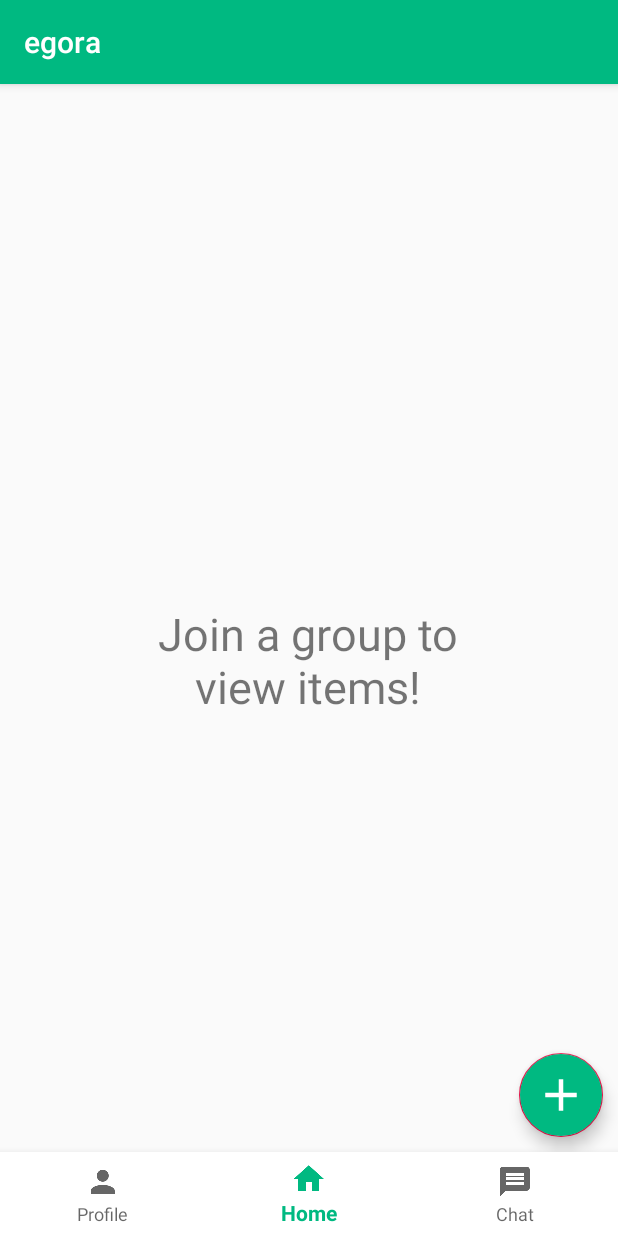
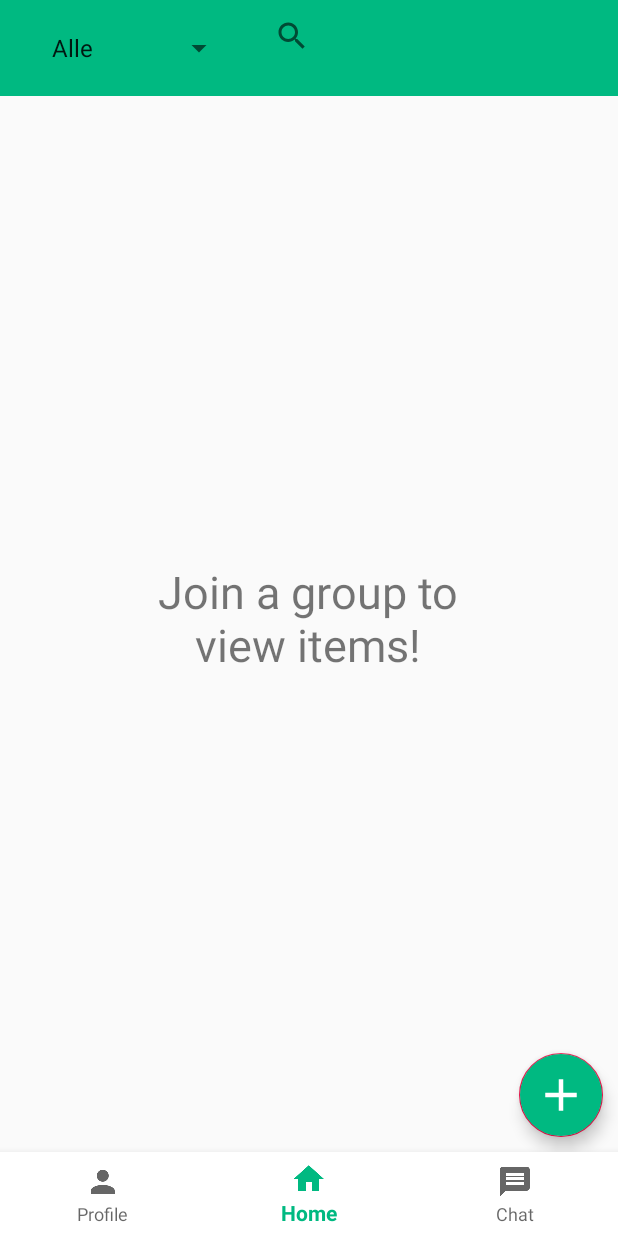
Before and after one commit to NTietje/egora, an Android app: the HomeActivity screen opened directly, with no data from a screen before it, on a phone screen of 412 x 824 dp. Run offline under Robolectric (Android 15) with nearby library versions, the light colour scheme and no system bars; our stand-ins replace Firebase (no records; nobody signed in at launch, a user with empty details on screens opened directly); 1 statement that could not run was skipped.

Commit message:
HomeView is filterable, textsearch + item category add FilterableItemAdapter, HomeView uses FilterableItemAdapter

```diff
--- a/app/build.gradle
+++ b/app/build.gradle
@@ -24,6 +24,7 @@ dependencies {
     implementation 'androidx.exifinterface:exifinterface:1.0.0'
     implementation 'androidx.media:media:1.0.1'
     implementation 'androidx.legacy:legacy-support-v4:1.0.0'
+    implementation 'com.android.support:appcompat-v7:28.0.0'
     implementation 'androidx.constraintlayout:constraintlayout:1.1.3'
     implementation 'com.google.firebase:firebase-core:17.0.0'
     implementation 'com.google.firebase:firebase-auth:18.0.0'
--- a/app/src/main/AndroidManifest.xml
+++ b/app/src/main/AndroidManifest.xml
@@ -14,7 +14,7 @@
         android:label="@string/app_name"
         android:roundIcon="@mipmap/ic_launcher_round"
         android:supportsRtl="true"
-        android:theme="@style/AppTheme">
+        android:theme="@style/EgoraAppTheme">
         <activity android:name=".ItemManagement.ItemActivity">
         </activity>
         <activity android:name=".Login.LoginActivity">
--- a/app/src/main/java/app/egora/ItemManagement/HomeActivity.java
+++ b/app/src/main/java/app/egora/ItemManagement/HomeActivity.java
@@ -3,16 +3,27 @@ package app.egora.ItemManagement;
 import android.content.Intent;
 import android.os.Bundle;
 import androidx.annotation.NonNull;
+
+import com.google.android.gms.tasks.OnCompleteListener;
+import com.google.android.gms.tasks.Task;
 import com.google.android.material.bottomnavigation.BottomNavigationView;
 import com.google.android.material.floatingactionbutton.FloatingActionButton;
 import androidx.appcompat.app.AppCompatActivity;
+import androidx.appcompat.widget.Toolbar;
 import androidx.recyclerview.widget.DividerItemDecoration;
 import androidx.recyclerview.widget.LinearLayoutManager;
 import androidx.recyclerview.widget.RecyclerView;
+
+import android.text.TextUtils;
 import android.util.Log;
+import android.view.Menu;
 import android.view.MenuItem;
 import android.view.View;
+import android.widget.AdapterView;
+import android.widget.ArrayAdapter;
 import android.widget.ImageView;
+import android.widget.SearchView;
+import android.widget.Spinner;
 import android.widget.TextView;
 
 import com.firebase.ui.firestore.FirestoreRecyclerOptions;
@@ -25,6 +36,9 @@ import com.google.firebase.firestore.EventListener;
 import com.google.firebase.firestore.FirebaseFirestore;
 import com.google.firebase.firestore.FirebaseFirestoreException;
 import com.google.firebase.firestore.Query;
+import com.google.firebase.firestore.QuerySnapshot;
+
+import java.util.ArrayList;
 
 import javax.annotation.Nullable;
 
@@ -34,6 +48,7 @@ import app.egora.Model.Item;
 import app.egora.Model.UserInformation;
 import app.egora.Profile.ProfileActivity;
 import app.egora.R;
+import app.egora.Utils.FilterableItemAdapter;
 import app.egora.Utils.ItemAdapter;
 
 public class HomeActivity extends AppCompatActivity {
@@ -48,13 +63,19 @@ public class HomeActivity extends AppCompatActivity {
     private FirebaseAuth.AuthStateListener mAuthListener;
     private FirebaseFirestore db;
     private DocumentReference userRef;
-    private ItemAdapter adapter;
+    //private ItemAdapter adapter;
+    private FilterableItemAdapter filterAdapter;
 
 
     private UserInformation currentUser;
     private String currentCommunity;
     private TextView noCommunityTextView;
     private RecyclerView recyclerView;
+    private String category;
+    private String searchText;
+    private Spinner spinnerCategory;
+    private SearchView searchView;
+    private String[] categories;
 
 
     //Konstruktor (wird benötigt)
@@ -74,16 +95,28 @@ public class HomeActivity extends AppCompatActivity {
         }
         super.onCreate(savedInstanceState);
         setContentView(R.layout.activity_home);
-        db = FirebaseFirestore.getInstance();
-        setupFirebaseModules();
+        getSupportActionBar().hide();
 
+        category = "Alle";
+        searchText = "";
+
+        Toolbar toolbar = findViewById(R.id.search_toolbar);
+        searchView = findViewById(R.id.item_search2);
+        spinnerCategory = findViewById(R.id.item_category2);
+        categories =  new String[]{"Alle", "Basteln", "Elektronik & Zubehör", "Garten & Grill", "Handwerken", "Küche & Haushalt", "Sport & Freizeit", "Sonstiges"};
+        ArrayAdapter<String> spinnerAdapter = new ArrayAdapter<>(this,
+                android.R.layout.simple_dropdown_item_1line, categories);
+        spinnerCategory.setAdapter(spinnerAdapter);
 
         //RecyclerView
         recyclerView = findViewById(R.id.items_recyclerView);
         recyclerView.setHasFixedSize(true);
-        recyclerView.setLayoutManager(new LinearLayoutManager(this));
+        recyclerView.setLayoutManager(new LinearLayoutManager(HomeActivity.this));
         recyclerView.addItemDecoration(new DividerItemDecoration(recyclerView.getContext(),
                 DividerItemDecoration.VERTICAL));
+
+        db = FirebaseFirestore.getInstance();
+        setupFirebaseModules();
 
         noCommunityTextView = findViewById(R.id.textview_no_group);
         noCommunityTextView.setVisibility(View.INVISIBLE);
@@ -176,15 +209,16 @@ public class HomeActivity extends AppCompatActivity {
                             currentCommunity = currentUser.getCommunityName();
                             noCommunityTextView.setVisibility(View.INVISIBLE);
 
-                           Query query = db.collection("items").whereEqualTo("communityName", currentCommunity);
-
-                           FirestoreRecyclerOptions options = new FirestoreRecyclerOptions.Builder<Item>()
-                                    .setQuery(query, Item.class)
-                                    .build();
-
-                            adapter = new ItemAdapter(options);
-                            recyclerView.setAdapter(adapter);
-                            adapter.startListening();
+                            //Get item data from firestore
+                            Query query = db.collection("items").whereEqualTo("communityName", currentCommunity);
+                            query.get().addOnCompleteListener(new OnCompleteListener<QuerySnapshot>() {
+                                @Override
+                                public void onComplete(@NonNull Task<QuerySnapshot> task) {
+                                    filterAdapter = new FilterableItemAdapter(task.getResult().toObjects(Item.class));
+                                    recyclerView.setAdapter(filterAdapter);
+                                    createSearchListener();
+                                }
+                            });
 
                         } else {
                             //Show No Community TextView
@@ -198,18 +232,47 @@ public class HomeActivity extends AppCompatActivity {
         });
     }
 
+    private void createSearchListener() {
+        searchView.setOnQueryTextListener(new SearchView.OnQueryTextListener() {
+            @Override
+            public boolean onQueryTextSubmit(String newText) {
+                return false;
+            }
 
-    @Override
+            @Override
+            public boolean onQueryTextChange(String newText) {
+                searchText = newText;
+                category = spinnerCategory.getSelectedItem().toString();
+                filterAdapter.getFilter(category).filter(newText);
+                return false;
+            }
+        });
+
+        spinnerCategory.setOnItemSelectedListener(new AdapterView.OnItemSelectedListener() {
+            @Override
+            public void onItemSelected(AdapterView<?> adapterView, View view, int i, long l) {
+                category = spinnerCategory.getSelectedItem().toString();
+                filterAdapter.getFilter(category).filter("");
+            }
+
+            @Override
+            public void onNothingSelected(AdapterView<?> adapterView) {
+            }
+        });
+
+    }
+
+    /*@Override
     protected void onStart() {
         super.onStart();
         if(adapter != null){
             adapter.startListening();
         }
         mAuth.addAuthStateListener(mAuthListener);
-    }
+    }*/
 
 
-    @Override
+    /*@Override
     protected void onStop() {
         super.onStop();
         if(adapter != null){
@@ -218,5 +281,5 @@ public class HomeActivity extends AppCompatActivity {
         if (mAuthListener != null) {
             mAuth.removeAuthStateListener(mAuthListener);
         }
-    }
+    }*/
 }
--- /dev/null
+++ b/app/src/main/res/drawable/ic_filter_list_white_34dp.xml
@@ -0,0 +1,5 @@
+<vector android:height="34dp" android:tint="#FFFFFF"
+    android:viewportHeight="24.0" android:viewportWidth="24.0"
+    android:width="34dp" xmlns:android="http://schemas.android.com/apk/res/android">
+    <path android:fillColor="#FF000000" android:pathData="M10,18h4v-2h-4v2zM3,6v2h18L21,6L3,6zM6,13h12v-2L6,11v2z"/>
+</vector>
--- /dev/null
+++ b/app/src/main/res/drawable/ic_search_white_34dp.xml
@@ -0,0 +1,5 @@
+<vector android:height="34dp" android:tint="#FFFFFF"
+    android:viewportHeight="24.0" android:viewportWidth="24.0"
+    android:width="34dp" xmlns:android="http://schemas.android.com/apk/res/android">
+    <path android:fillColor="#FF000000" android:pathData="M15.5,14h-0.79l-0.28,-0.27C15.41,12.59 16,11.11 16,9.5 16,5.91 13.09,3 9.5,3S3,5.91 3,9.5 5.91,16 9.5,16c1.61,0 3.09,-0.59 4.23,-1.57l0.27,0.28v0.79l5,4.99L20.49,19l-4.99,-5zM9.5,14C7.01,14 5,11.99 5,9.5S7.01,5 9.5,5 14,7.01 14,9.5 11.99,14 9.5,14z"/>
+</vector>
--- a/app/src/main/res/layout/activity_home.xml
+++ b/app/src/main/res/layout/activity_home.xml
@@ -18,6 +18,37 @@
         android:layout_marginBottom="0dp"
         >
         -->
+
+    <androidx.appcompat.widget.Toolbar
+        android:id="@+id/search_toolbar"
+        android:layout_width="match_parent"
+        android:layout_height="wrap_content"
+        android:background="@color/colorPrimary">
+
+        <RelativeLayout
+            android:layout_width="match_parent"
+            android:layout_height="match_parent"
+            android:gravity="center"
+            >
+
+            <Spinner
+                android:id="@+id/item_category2"
+                android:layout_width="130dp"
+                android:layout_height="wrap_content">
+            </Spinner>
+
+            <SearchView
+                android:id="@+id/item_search2"
+                android:layout_width="230dp"
+                android:layout_height="wrap_content"
+                android:layout_marginStart="14dp"
+                android:layout_toEndOf="@+id/item_category2">
+                <!--android:searchIcon="@drawable/ic_search_white_34dp"-->
+            </SearchView>
+
+        </RelativeLayout>
+    </androidx.appcompat.widget.Toolbar>
+
     <TextView
         android:layout_width="250dp"
         android:layout_height="wrap_content"
@@ -34,7 +65,9 @@
         android:layout_width="match_parent"
         android:layout_height="match_parent"
         android:layout_above="@+id/bottom_navigation"
-        />
+        android:layout_below="@+id/search_toolbar"
+        android:layout_marginTop="0dp"
+        android:layout_marginBottom="0dp" />
 
     <com.google.android.material.floatingactionbutton.FloatingActionButton
         android:id="@+id/add_object_button"
--- a/app/src/main/res/menu/menu.xml
+++ b/app/src/main/res/menu/menu_communities.xml
@@ -1,5 +1,6 @@
 <?xml version="1.0" encoding="utf-8"?>
-<menu xmlns:app="http://schemas.android.com/apk/res-auto"
+<menu
+    xmlns:app="http://schemas.android.com/apk/res-auto"
     xmlns:android="http://schemas.android.com/apk/res/android" >
 
     <item
```
Also changed, not shown: app/src/main/java/app/egora/Communities/CommunitiesActivity.java (+3 -4 lines), app/src/main/java/app/egora/Utils/FilterableItemAdapter.java (added, +151 -0 lines), app/src/main/res/menu/menu_filterable.xml (added, +45 -0 lines), app/src/main/res/values/styles.xml (+7 -3 lines), app/src/main/res/layout/activity_item.xml (indentation only).
